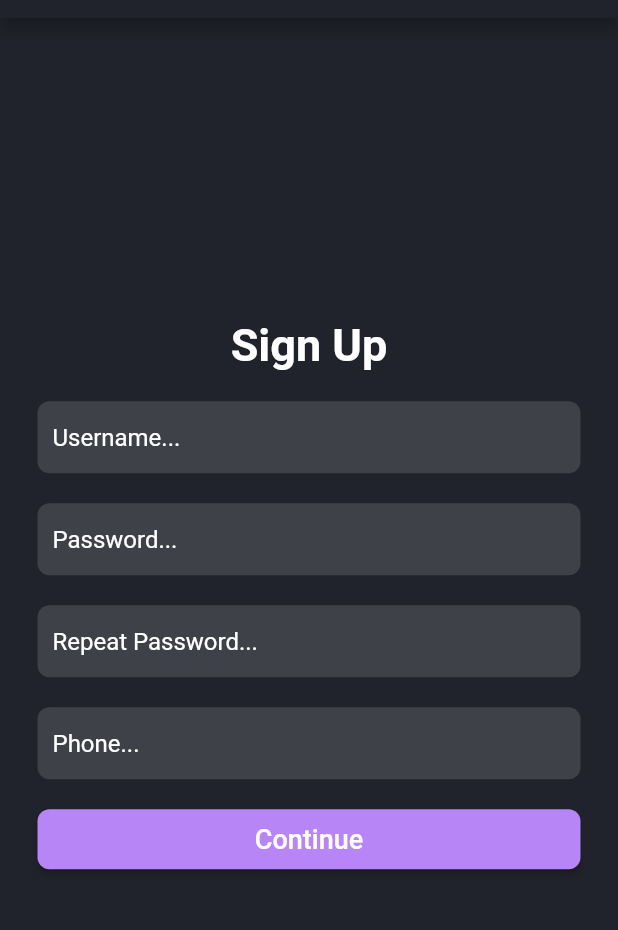
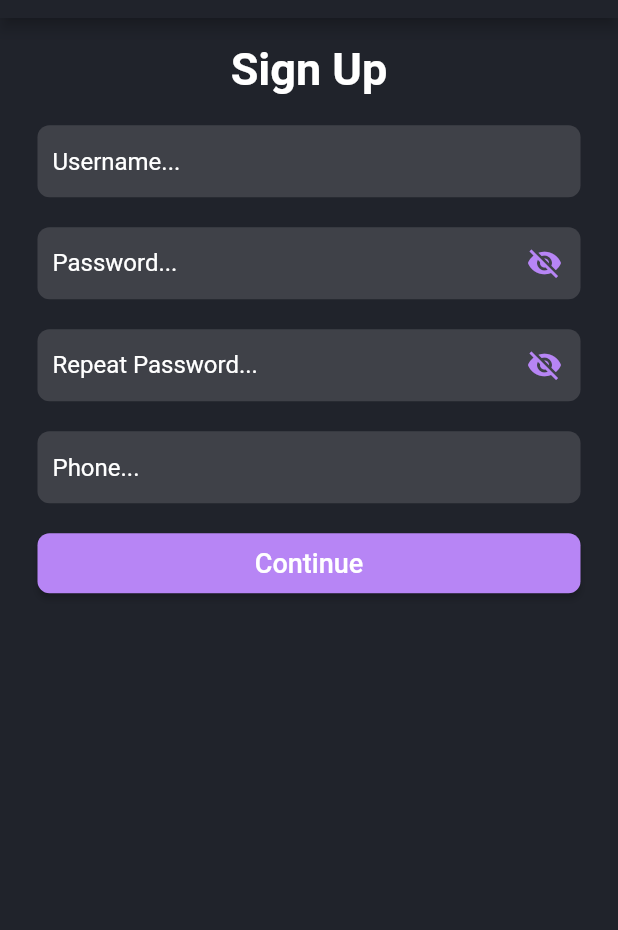
Before and after one commit to IGamesI/helli3chat_flutter, a Flutter app: the screen it shows after launch, on a phone screen of 412 x 824 dp, the part 66-996 px from its top. Run offline on Flutter 3.47's test engine with Material 2 defaults, Android fonts, the phone set to English and light mode, and no system bars; missing offline and left inert: requests.

Commit message:
Added scroll and hide pass to login and signup

```diff
--- a/lib/Pages/signupPage.dart
+++ b/lib/Pages/signupPage.dart
@@ -11,10 +11,19 @@ class SignUpPageState extends StatefulWidget {
 }
 
 class SignupPage extends State<SignUpPageState> {
+  bool _passwordVisible = false;
+  bool _repeatPasswordVisible = false;
   @override
   void initState() {
     super.initState();
+    _passwordVisible = false;
+    _repeatPasswordVisible = false;
   }
+
+  String userName = "";
+  String userPass = "";
+  String userRepeatPass = "";
+  String userPhone = "";
 
   @override
   Widget build(BuildContext context) {
@@ -25,22 +34,34 @@ class SignupPage extends State<SignUpPageState> {
     TextEditingController passwordInputController = TextEditingController();
     TextEditingController repeatPasswordInputController = TextEditingController();
     TextEditingController phoneNumberInputController = TextEditingController();
-    String fName;
+
+    ScrollController pageScrollController = ScrollController();
+
+    usernameInputController.text = userName;
+    passwordInputController.text = userPass;
+    repeatPasswordInputController.text = userRepeatPass;
+    phoneNumberInputController.text = userPhone;
 
     return Scaffold(
+        backgroundColor: darkTheme.backgroundColor,
         appBar: AppBar(
           // The title text which will be shown on the action bar
             centerTitle: true,
             title: Text("Helli3 Messenger"),
             backgroundColor: darkTheme.appBarColor
         ),
-        body: Container(
+        body: GlowingOverscrollIndicator(
+          axisDirection: AxisDirection.down,
+          // the color you want to change in place of green
+          color: darkTheme.backgroundColor,
+          child: SingleChildScrollView(
+            controller: pageScrollController,
+            child: Container(
                 color: darkTheme.backgroundColor,
                 child: Column(
                   mainAxisAlignment: MainAxisAlignment.center,
                   children: [
-                Flexible(
-                  child: Container(
+                    Container(
                         constraints: BoxConstraints(minWidth: width/2, minHeight: width/2),
                         child: SizedBox(
                             height: 400,
@@ -52,8 +73,7 @@ class SignupPage extends State<SignUpPageState> {
                                     fontSize: 30,
                                     fontWeight: FontWeight.bold
                                 )),
-                              Flexible(
-                                child: Container(
+                                Container(
                                   margin: EdgeInsets.fromLTRB(0, 20, 0, 0),
                                   padding: EdgeInsets.fromLTRB(25, 0, 25, 0),
                                   child: Container(
@@ -105,9 +125,7 @@ class SignupPage extends State<SignUpPageState> {
                                     ),
                                   ),
                                 ),
-                              ),
-                              Flexible(
-                                child: Container(
+                                Container(
                                   margin: EdgeInsets.fromLTRB(0, 20, 0, 0),
                                   padding: EdgeInsets.fromLTRB(25, 0, 25, 0),
                                   child: Container(
@@ -118,7 +136,7 @@ class SignupPage extends State<SignUpPageState> {
                                       controller: passwordInputController,
 
                                       keyboardType: TextInputType.text,
-                                      obscureText: true,
+                                      obscureText: !_passwordVisible,
                                       enableSuggestions: false,
                                       autocorrect: false,
                                       style: TextStyle(
@@ -127,7 +145,7 @@ class SignupPage extends State<SignUpPageState> {
 
                                       ),
                                       decoration: InputDecoration(
-                                        contentPadding: EdgeInsets.fromLTRB(10, 0, 10, 0),
+                                        contentPadding: EdgeInsets.fromLTRB(10, 14, 10, 0),
                                         hintText: "Password...",
                                         hintStyle: TextStyle(
                                             color: darkTheme.textColor
@@ -141,6 +159,26 @@ class SignupPage extends State<SignUpPageState> {
                                             width: 3,
                                           ),
 
+                                        ),
+
+                                        suffixIcon: IconButton(
+                                          icon: Icon(
+                                            // Based on passwordVisible state choose the icon
+                                            _passwordVisible
+                                                ? Icons.visibility
+                                                : Icons.visibility_off,
+                                            color: darkTheme.primaryColor,
+                                          ),
+                                          onPressed: () {
+                                            // Update the state i.e. toogle the state of passwordVisible variable
+                                            setState(() {
+                                              _passwordVisible = !_passwordVisible;
+                                              userName = usernameInputController.text;
+                                              userPass = passwordInputController.text;
+                                              userRepeatPass = repeatPasswordInputController.text;
+                                              userPhone = phoneNumberInputController.text;
+                                            });
+                                          },
                                         ),
                                       ),
                                       // onChanged: (text) {
@@ -161,9 +199,7 @@ class SignupPage extends State<SignUpPageState> {
                                     ),
                                   ),
                                 ),
-                              ),
-                              Flexible(
-                                child: Container(
+                                Container(
                                   margin: EdgeInsets.fromLTRB(0, 20, 0, 0),
                                   padding: EdgeInsets.fromLTRB(25, 0, 25, 0),
                                   child: Container(
@@ -174,7 +210,7 @@ class SignupPage extends State<SignUpPageState> {
                                       controller: repeatPasswordInputController,
 
                                       keyboardType: TextInputType.text,
-                                      obscureText: true,
+                                      obscureText: !_repeatPasswordVisible,
                                       enableSuggestions: false,
                                       autocorrect: false,
                                       style: TextStyle(
@@ -183,7 +219,7 @@ class SignupPage extends State<SignUpPageState> {
 
                                       ),
                                       decoration: InputDecoration(
-                                        contentPadding: EdgeInsets.fromLTRB(10, 0, 10, 0),
+                                        contentPadding: EdgeInsets.fromLTRB(10, 14, 10, 0),
                                         hintText: "Repeat Password...",
                                         hintStyle: TextStyle(
                                             color: darkTheme.textColor
@@ -197,6 +233,26 @@ class SignupPage extends State<SignUpPageState> {
                                             width: 3,
                                           ),
 
+                                        ),
+
+                                        suffixIcon: IconButton(
+                                          icon: Icon(
+                                            // Based on passwordVisible state choose the icon
+                                            _repeatPasswordVisible
+                                                ? Icons.visibility
+                                                : Icons.visibility_off,
+                                            color: darkTheme.primaryColor,
+                                          ),
+                                          onPressed: () {
+                                            // Update the state i.e. toogle the state of passwordVisible variable
+                                            setState(() {
+                                              _repeatPasswordVisible = !_repeatPasswordVisible;
+                                              userName = usernameInputController.text;
+                                              userPass = passwordInputController.text;
+                                              userRepeatPass = repeatPasswordInputController.text;
+                                              userPhone = phoneNumberInputController.text;
+                                            });
+                                          },
                                         ),
                                       ),
                                       // onChanged: (text) {
@@ -217,9 +273,7 @@ class SignupPage extends State<SignUpPageState> {
                                     ),
                                   ),
                                 ),
-                              ),
-                              Flexible(
-                                child: Container(
+                                Container(
                                   margin: EdgeInsets.fromLTRB(0, 20, 0, 0),
                                   padding: EdgeInsets.fromLTRB(25, 0, 25, 0),
                                   child: Container(
@@ -270,7 +324,6 @@ class SignupPage extends State<SignUpPageState> {
                                     ),
                                   ),
                                 ),
-                              ),
                                 Container(
                                   margin: EdgeInsets.fromLTRB(0, 20, 0, 0),
                                   child: SizedBox(
@@ -297,9 +350,10 @@ class SignupPage extends State<SignUpPageState> {
                             )
                         )
                     ),
-                )
                   ],
                 )
+            ),
+          ),
         )
     );
   }
```
Also changed, not shown: lib/Pages/loginPage.dart (+46 -14 lines). Lines whose indentation alone changed are shown as unchanged.
